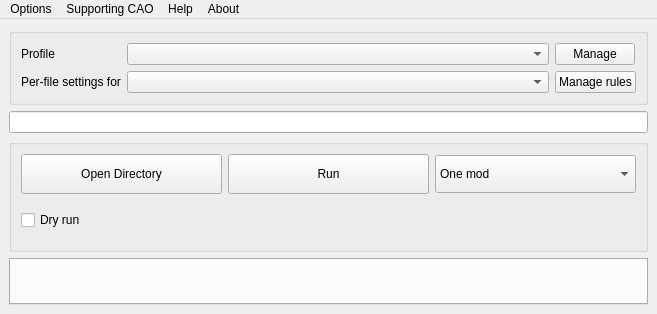
This is src/gui/MainWindow.ui in Guekka/cathedral-assets-optimizer as Qt 5 draws it before an edit. The edited form follows.
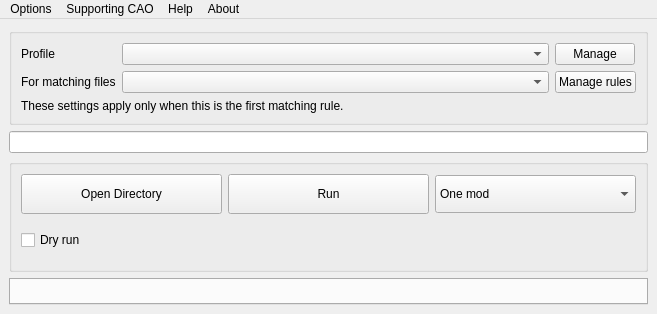
This is the edited form.

Commit message:
feat(ui): clarify file rule scope by mode
Quick Optimize and Medium should edit the fallback settings, not a rule selected in Advanced. Surface that distinction in the UI and label profile-wide BSA operations explicitly.

Diff of the .ui file:
```diff
--- a/src/gui/MainWindow.ui
+++ b/src/gui/MainWindow.ui
@@ -82,7 +82,7 @@
           <string>Choose which file rule's settings to edit. These settings apply only to files matched by that rule; the first matching rule wins.</string>
          </property>
          <property name="text">
-          <string>Per-file settings for</string>
+          <string>For matching files</string>
          </property>
         </widget>
        </item>
@@ -96,6 +96,16 @@
          </property>
         </widget>
        </item>
+       <item row="3" column="0" colspan="3">
+        <widget class="QLabel" name="settingsScopeDescription">
+         <property name="text">
+          <string>These settings apply only when this is the first matching rule.</string>
+         </property>
+         <property name="wordWrap">
+          <bool>true</bool>
+         </property>
+        </widget>
+       </item>
       </layout>
      </widget>
     </item>
```
Left out of the diff: 2 changed lines with no effect on the pictures. The commit also changes 10 other files.
